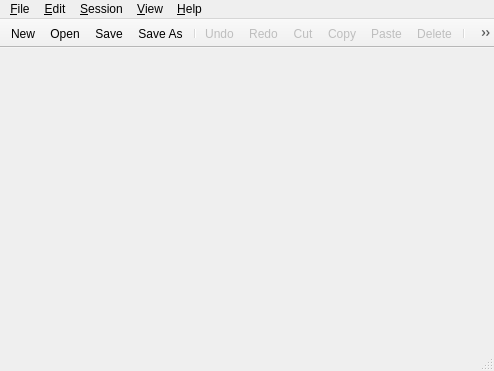
The window that src/MainWindow.ui (houmain/gpupad) describes before a commit, drawn with Qt 5.
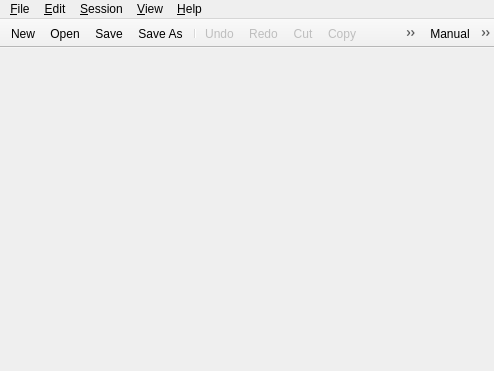
The same window after the commit. Icons and pictures are not drawn.

Patch:
```diff
--- a/src/MainWindow.ui
+++ b/src/MainWindow.ui
@@ -149,8 +149,7 @@
    <addaction name="menuView"/>
    <addaction name="menuHelp"/>
   </widget>
-  <widget class="QStatusBar" name="statusbar"/>
-  <widget class="QToolBar" name="mainToolBar">
+  <widget class="QToolBar" name="toolBarMain">
    <property name="windowTitle">
     <string>Toolbar</string>
    </property>
@@ -178,6 +177,23 @@
    <addaction name="actionPaste"/>
    <addaction name="actionDelete"/>
    <addaction name="separator"/>
+  </widget>
+  <widget class="QToolBar" name="toolBarSession">
+   <property name="windowTitle">
+    <string>Session Toolbar</string>
+   </property>
+   <property name="movable">
+    <bool>false</bool>
+   </property>
+   <property name="floatable">
+    <bool>false</bool>
+   </property>
+   <attribute name="toolBarArea">
+    <enum>TopToolBarArea</enum>
+   </attribute>
+   <attribute name="toolBarBreak">
+    <bool>false</bool>
+   </attribute>
    <addaction name="actionEvalManual"/>
    <addaction name="actionEvalAuto"/>
    <addaction name="actionEvalSteady"/>
```
Left out of the diff: 14 changed lines with no effect on the pictures.
